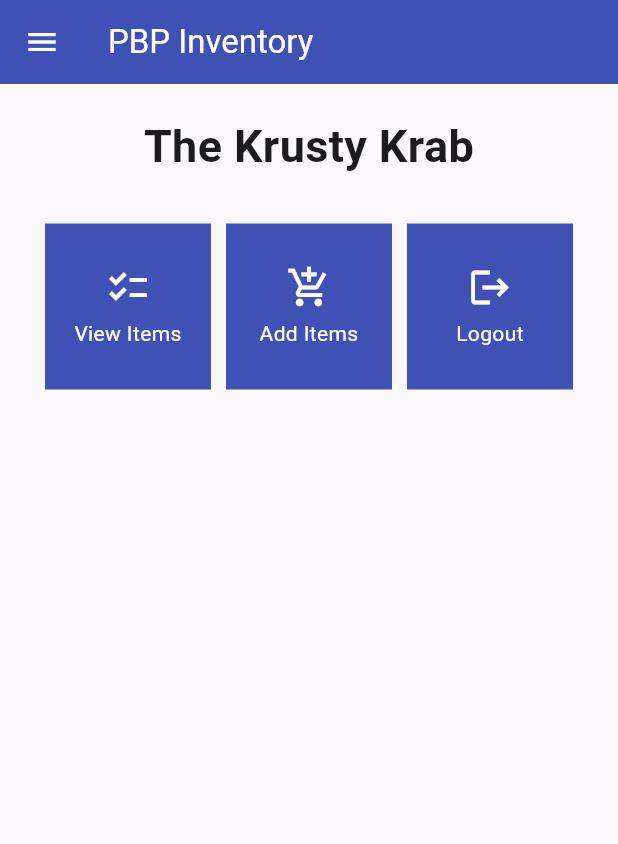
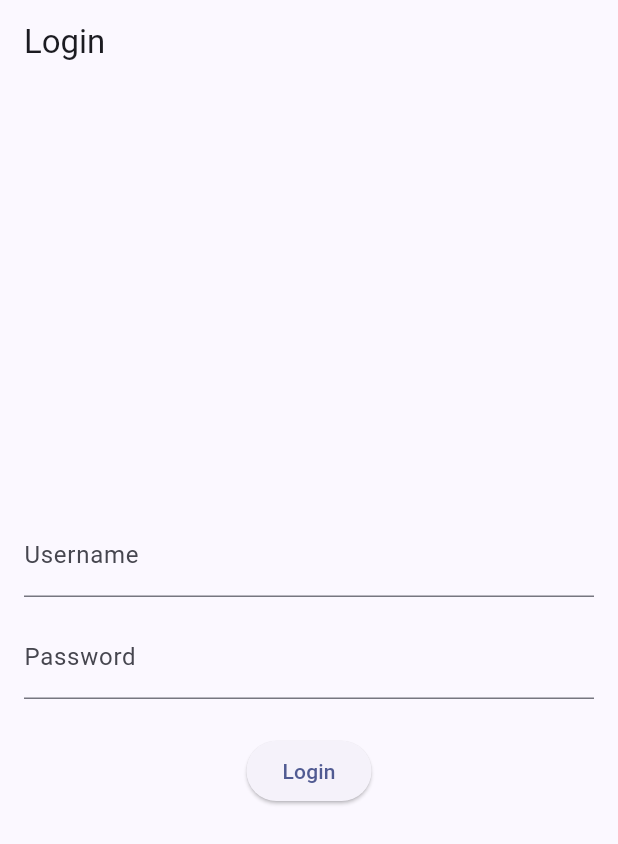
Before and after one commit to PascalPahlevi/PBP-Inventory-Assignment, a Flutter app: the screen it shows after launch, on a phone screen of 412 x 824 dp. Shown: the top 844 px of the screen. Run offline on Flutter 3.47's test engine with Material 2 defaults, Android fonts, the phone set to English and light mode, and no system bars; missing offline and left inert: pbp_django_auth.

Commit message:
Completed Assignment 9

```diff
--- a/lib/main.dart
+++ b/lib/main.dart
@@ -1,38 +1,30 @@
 import 'package:flutter/material.dart';
-import 'package:pbp_inventory/screens/menu.dart';
+import 'package:pbp_django_auth/pbp_django_auth.dart';
+import 'package:pbp_inventory/screens/login.dart';
+import 'package:provider/provider.dart';
 
 void main() {
   runApp(const MyApp());
 }
 
 class MyApp extends StatelessWidget {
-  const MyApp({super.key});
+  const MyApp({Key? key}) : super(key: key);
 
   // This widget is the root of your application.
   @override
   Widget build(BuildContext context) {
-    return MaterialApp(
-      title: 'Flutter Demo',
-      theme: ThemeData(
-        // This is the theme of your application.
-        //
-        // TRY THIS: Try running your application with "flutter run". You'll see
-        // the application has a blue toolbar. Then, without quitting the app,
-        // try changing the seedColor in the colorScheme below to Colors.green
-        // and then invoke "hot reload" (save your changes or press the "hot
-        // reload" button in a Flutter-supported IDE, or press "r" if you used
-        // the command line to start the app).
-        //
-        // Notice that the counter didn't reset back to zero; the application
-        // state is not lost during the reload. To reset the state, use hot
-        // restart instead.
-        //
-        // This works for code too, not just values: Most code changes can be
-        // tested with just a hot reload.
-        colorScheme: ColorScheme.fromSeed(seedColor: Colors.indigo),
-        useMaterial3: true,
-      ),
-      home: MyHomePage(),
-    );
+    return Provider(
+        create: (_) {
+          CookieRequest request = CookieRequest();
+          return request;
+        },
+        child: MaterialApp(
+          title: 'Flutter Demo',
+          theme: ThemeData(
+            colorScheme: ColorScheme.fromSeed(seedColor: Colors.indigo),
+            useMaterial3: true,
+          ),
+          home: LoginPage(),
+        ));
   }
 }
--- /dev/null
+++ b/lib/screens/login.dart
@@ -0,0 +1,114 @@
+import 'package:pbp_inventory/screens/menu.dart';
+import 'package:flutter/material.dart';
+import 'package:pbp_django_auth/pbp_django_auth.dart';
+import 'package:provider/provider.dart';
+
+void main() {
+  runApp(const LoginApp());
+}
+
+class LoginApp extends StatelessWidget {
+  const LoginApp({super.key});
+
+  @override
+  Widget build(BuildContext context) {
+    return MaterialApp(
+      title: 'Login',
+      theme: ThemeData(
+        primarySwatch: Colors.blue,
+      ),
+      home: const LoginPage(),
+    );
+  }
+}
+
+class LoginPage extends StatefulWidget {
+  const LoginPage({super.key});
+
+  @override
+  _LoginPageState createState() => _LoginPageState();
+}
+
+class _LoginPageState extends State<LoginPage> {
+  final TextEditingController _usernameController = TextEditingController();
+  final TextEditingController _passwordController = TextEditingController();
+
+  @override
+  Widget build(BuildContext context) {
+    final request = context.watch<CookieRequest>();
+    return Scaffold(
+      appBar: AppBar(
+        title: const Text('Login'),
+      ),
+      body: Container(
+        padding: const EdgeInsets.all(16.0),
+        child: Column(
+          mainAxisAlignment: MainAxisAlignment.center,
+          children: [
+            TextField(
+              controller: _usernameController,
+              decoration: const InputDecoration(
+                labelText: 'Username',
+              ),
+            ),
+            const SizedBox(height: 12.0),
+            TextField(
+              controller: _passwordController,
+              decoration: const InputDecoration(
+                labelText: 'Password',
+              ),
+              obscureText: true,
+            ),
+            const SizedBox(height: 24.0),
+            ElevatedButton(
+              onPressed: () async {
+                String username = _usernameController.text;
+                String password = _passwordController.text;
+
+                // Check credentials
+                // TODO: Change the URL and don't forget to add a trailing slash (/) at the end of the URL!
+                // To connect the Android emulator to Django on localhost,
+                // use the URL http://10.0.2.2/
+                final response =
+                    await request.login("http://127.0.0.1:8000/auth/login/", {
+                  'username': username,
+                  'password': password,
+                });
+
+                if (request.loggedIn) {
+                  String message = response['message'];
+                  String uname = response['username'];
+                  Navigator.pushReplacement(
+                    context,
+                    MaterialPageRoute(builder: (context) => MyHomePage()),
+                  );
+                  ScaffoldMessenger.of(context)
+                    ..hideCurrentSnackBar()
+                    ..showSnackBar(
+                        SnackBar(content: Text("$message Welcome, $uname.")));
+                } else {
+                  showDialog(
+                    context: context,
+                    builder: (context) => AlertDialog(
+                      title: const Text('Login Failed'),
+                      content: Text(response['message']),
+                      actions: [
+                        TextButton(
+                          child: const Text('OK'),
+                          onPressed: () {
+                            Navigator.pop(context);
+                          },
+                        ),
+                      ],
+                    ),
+                  );
+                }
+              },
+              child: const Text('Login'),
+            ),
+          ],
+        ),
+      ),
+    );
+  }
+}
--- a/lib/screens/menu.dart
+++ b/lib/screens/menu.dart
@@ -1,6 +1,6 @@
 import 'package:flutter/material.dart';
 import 'package:pbp_inventory/widgets/left_drawer.dart';
-import 'package:pbp_inventory/screens/shoplist_form.dart';
+import 'package:pbp_inventory/widgets/shop_card.dart';
 
 class MyHomePage extends StatelessWidget {
   MyHomePage({Key? key}) : super(key: key);
@@ -71,61 +71,3 @@
     );
   }
 }
-
-class ShopItem {
-  final String name;
-  final IconData icon;
-  final Color color;
-
-  ShopItem(this.name, this.icon, this.color);
-}
-
-class ShopCard extends StatelessWidget {
-  final ShopItem item;
-
-  const ShopCard(this.item, {Key? key}); // Constructor
-
-  @override
-  Widget build(BuildContext context) {
-    return Material(
-      color: Colors.indigo,
-      child: InkWell(
-        // Responsive touch area
-        onTap: () {
-          // Show a SnackBar when clicked
-          ScaffoldMessenger.of(context)
-            ..hideCurrentSnackBar()
-            ..showSnackBar(SnackBar(
-                content: Text("You pressed the ${item.name} button!")));
-
-          if (item.name == "Add Items") {
-            Navigator.push(context,
-                MaterialPageRoute(builder: (context) => const ShopFormPage()));
-          }
-        },
-        child: Container(
-          // Container to hold Icon and Text
-          padding: const EdgeInsets.all(8),
-          child: Center(
-            child: Column(
-              mainAxisAlignment: MainAxisAlignment.center,
-              children: [
-                Icon(
-                  item.icon,
-                  color: Colors.white,
-                  size: 30.0,
-                ),
-                const Padding(padding: EdgeInsets.all(3)),
-                Text(
-                  item.name,
-                  textAlign: TextAlign.center,
-                  style: const TextStyle(color: Colors.white),
-                ),
-              ],
-            ),
-          ),
-        ),
-      ),
-    );
-  }
-}
--- a/pubspec.yaml
+++ b/pubspec.yaml
@@ -35,6 +35,9 @@
   # The following adds the Cupertino Icons font to your application.
   # Use with the CupertinoIcons class for iOS style icons.
   cupertino_icons: ^1.0.2
+  provider: ^6.1.1
+  pbp_django_auth: ^0.4.0
+  http: ^1.1.0
 
 dev_dependencies:
   flutter_test:
```
Also changed, not shown: lib/models/product.dart (added, +68 -0 lines), lib/screens/list_product.dart (added, +90 -0 lines), lib/screens/shoplist_form.dart (+40 -34 lines), lib/widgets/left_drawer.dart (+12 -0 lines), lib/widgets/shop_card.dart (+28 -1 lines), pubspec.lock, 2 other files.
